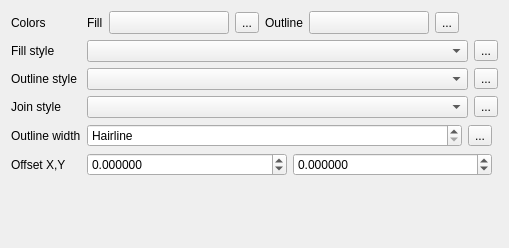
Above: src/ui/symbollayer/widget_simplefill.ui from carsmie/QGIS before the change. Below: the same form after it.
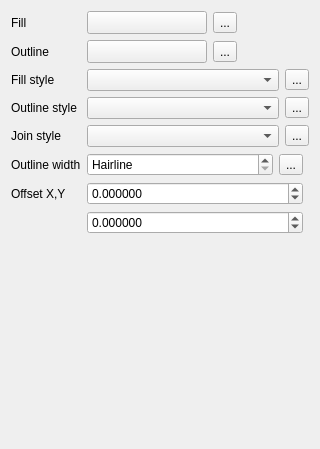
That is the form after the change. Custom widgets are drawn as their Qt base class.

Commit message: [FEATURE] Add style/history tab to style dock

Patch:
```diff
--- a/src/ui/symbollayer/widget_simplefill.ui
+++ b/src/ui/symbollayer/widget_simplefill.ui
@@ -6,82 +6,16 @@
    <rect>
     <x>0</x>
     <y>0</y>
-    <width>509</width>
-    <height>248</height>
+    <width>320</width>
+    <height>449</height>
    </rect>
   </property>
   <property name="windowTitle">
    <string>Form</string>
   </property>
-  <layout class="QGridLayout" name="gridLayout">
-   <item row="6" column="1">
-    <layout class="QHBoxLayout" name="horizontalLayout_6">
-     <item>
-      <widget class="QgsPenJoinStyleComboBox" name="cboJoinStyle"/>
-     </item>
-     <item>
-      <widget class="QgsDataDefinedButton" name="mJoinStyleDDBtn">
-       <property name="text">
-        <string>...</string>
-       </property>
-      </widget>
-     </item>
-    </layout>
-   </item>
-   <item row="7" column="0">
-    <widget class="QLabel" name="label_5">
-     <property name="text">
-      <string>Outline width</string>
-     </property>
-     <property name="alignment">
-      <set>Qt::AlignLeading|Qt::AlignLeft|Qt::AlignVCenter</set>
-     </property>
-    </widget>
-   </item>
-   <item row="6" column="0">
-    <widget class="QLabel" name="label_8">
-     <property name="text">
-      <string>Join style</string>
-     </property>
-     <property name="alignment">
-      <set>Qt::AlignLeading|Qt::AlignLeft|Qt::AlignVCenter</set>
-     </property>
-    </widget>
-   </item>
-   <item row="10" column="0">
-    <spacer name="verticalSpacer">
-     <property name="orientation">
-      <enum>Qt::Vertical</enum>
-     </property>
-     <property name="sizeHint" stdset="0">
-      <size>
-       <width>20</width>
-       <height>40</height>
-      </size>
-     </property>
-    </spacer>
-   </item>
-   <item row="0" column="1">
+  <layout class="QFormLayout" name="formLayout">
+   <item row="1" column="1">
     <layout class="QHBoxLayout" name="horizontalLayout_2">
-     <property name="spacing">
-      <number>6</number>
-     </property>
-     <item>
-      <widget class="QLabel" name="label_7">
-       <property name="sizePolicy">
-        <sizepolicy hsizetype="Maximum" vsizetype="Preferred">
-         <horstretch>0</horstretch>
-         <verstretch>0</verstretch>
-        </sizepolicy>
-       </property>
-       <property name="text">
-        <string>Fill</string>
-       </property>
-       <property name="alignment">
-        <set>Qt::AlignLeading|Qt::AlignLeft|Qt::AlignVCenter</set>
-       </property>
-      </widget>
-     </item>
      <item>
       <widget class="QgsColorButtonV2" name="btnChangeColor">
        <property name="minimumSize">
@@ -109,21 +43,38 @@
       </widget>
      </item>
      <item>
-      <widget class="QLabel" name="label_3">
-       <property name="sizePolicy">
-        <sizepolicy hsizetype="Maximum" vsizetype="Preferred">
-         <horstretch>0</horstretch>
-         <verstretch>0</verstretch>
-        </sizepolicy>
+      <spacer name="horizontalSpacer">
+       <property name="orientation">
+        <enum>Qt::Horizontal</enum>
        </property>
-       <property name="text">
-        <string>Outline</string>
+       <property name="sizeHint" stdset="0">
+        <size>
+         <width>40</width>
+         <height>20</height>
+        </size>
        </property>
-       <property name="alignment">
-        <set>Qt::AlignLeading|Qt::AlignLeft|Qt::AlignVCenter</set>
-       </property>
-      </widget>
+      </spacer>
      </item>
+    </layout>
+   </item>
+   <item row="2" column="0">
+    <widget class="QLabel" name="label_3">
+     <property name="sizePolicy">
+      <sizepolicy hsizetype="Maximum" vsizetype="Preferred">
+       <horstretch>0</horstretch>
+       <verstretch>0</verstretch>
+      </sizepolicy>
+     </property>
+     <property name="text">
+      <string>Outline</string>
+     </property>
+     <property name="alignment">
+      <set>Qt::AlignLeading|Qt::AlignLeft|Qt::AlignVCenter</set>
+     </property>
+    </widget>
+   </item>
+   <item row="2" column="1">
+    <layout class="QHBoxLayout" name="horizontalLayout_7">
      <item>
       <widget class="QgsColorButtonV2" name="btnChangeBorderColor">
        <property name="minimumSize">
@@ -151,7 +102,7 @@
       </widget>
      </item>
      <item>
-      <spacer name="horizontalSpacer">
+      <spacer name="horizontalSpacer_2">
        <property name="orientation">
         <enum>Qt::Horizontal</enum>
        </property>
@@ -165,27 +116,7 @@
      </item>
     </layout>
    </item>
-   <item row="0" column="0">
-    <widget class="QLabel" name="label">
-     <property name="text">
-      <string>Colors</string>
-     </property>
-     <property name="alignment">
-      <set>Qt::AlignLeading|Qt::AlignLeft|Qt::AlignVCenter</set>
-     </property>
-    </widget>
-   </item>
-   <item row="8" column="0">
-    <widget class="QLabel" name="label_6">
-     <property name="text">
-      <string>Offset X,Y</string>
-     </property>
-     <property name="alignment">
-      <set>Qt::AlignLeading|Qt::AlignLeft|Qt::AlignVCenter</set>
-     </property>
-    </widget>
-   </item>
-   <item row="3" column="1">
+   <item row="5" column="1">
     <layout class="QHBoxLayout" name="horizontalLayout_4">
      <item>
       <widget class="QgsBrushStyleComboBox" name="cboFillStyle"/>
@@ -199,17 +130,35 @@
      </item>
     </layout>
    </item>
-   <item row="3" column="0">
-    <widget class="QLabel" name="label_2">
-     <property name="text">
-      <string>Fill style</string>
-     </property>
-     <property name="alignment">
-      <set>Qt::AlignLeading|Qt::AlignLeft|Qt::AlignVCenter</set>
-     </property>
-    </widget>
-   </item>
    <item row="7" column="1">
+    <layout class="QHBoxLayout" name="horizontalLayout_5">
+     <item>
+      <widget class="QgsPenStyleComboBox" name="cboBorderStyle"/>
+     </item>
+     <item>
+      <widget class="QgsDataDefinedButton" name="mBorderStyleDDBtn">
+       <property name="text">
+        <string>...</string>
+       </property>
+      </widget>
+     </item>
+    </layout>
+   </item>
+   <item row="9" column="1">
+    <layout class="QHBoxLayout" name="horizontalLayout_6">
+     <item>
+      <widget class="QgsPenJoinStyleComboBox" name="cboJoinStyle"/>
+     </item>
+     <item>
+      <widget class="QgsDataDefinedButton" name="mJoinStyleDDBtn">
+       <property name="text">
+        <string>...</string>
+       </property>
+      </widget>
+     </item>
+    </layout>
+   </item>
+   <item row="11" column="1">
     <layout class="QHBoxLayout" name="horizontalLayout_3">
      <item>
       <widget class="QgsDoubleSpinBox" name="spinBorderWidth">
@@ -258,9 +207,16 @@
      </item>
     </layout>
    </item>
-   <item row="8" column="1">
-    <layout class="QHBoxLayout" name="horizontalLayout">
-     <item>
+   <item row="13" column="1">
+    <layout class="QGridLayout" name="gridLayout">
+     <item row="0" column="2">
+      <widget class="QgsUnitSelectionWidget" name="mOffsetUnitWidget" native="true">
+       <property name="focusPolicy">
+        <enum>Qt::StrongFocus</enum>
+       </property>
+      </widget>
+     </item>
+     <item row="0" column="0">
       <widget class="QgsDoubleSpinBox" name="spinOffsetX">
        <property name="sizePolicy">
         <sizepolicy hsizetype="Minimum" vsizetype="Fixed">
@@ -282,7 +238,7 @@
        </property>
       </widget>
      </item>
-     <item>
+     <item row="1" column="0">
       <widget class="QgsDoubleSpinBox" name="spinOffsetY">
        <property name="sizePolicy">
         <sizepolicy hsizetype="Minimum" vsizetype="Fixed">
@@ -304,30 +260,35 @@
        </property>
       </widget>
      </item>
-     <item>
-      <widget class="QgsUnitSelectionWidget" name="mOffsetUnitWidget" native="true">
-       <property name="focusPolicy">
-        <enum>Qt::StrongFocus</enum>
-       </property>
-      </widget>
-     </item>
     </layout>
    </item>
-   <item row="4" column="1">
-    <layout class="QHBoxLayout" name="horizontalLayout_5">
-     <item>
-      <widget class="QgsPenStyleComboBox" name="cboBorderStyle"/>
-     </item>
-     <item>
-      <widget class="QgsDataDefinedButton" name="mBorderStyleDDBtn">
-       <property name="text">
-        <string>...</string>
-       </property>
-      </widget>
-     </item>
-    </layout>
+   <item row="1" column="0">
+    <widget class="QLabel" name="label_7">
+     <property name="sizePolicy">
+      <sizepolicy hsizetype="Maximum" vsizetype="Preferred">
+       <horstretch>0</horstretch>
+       <verstretch>0</verstretch>
+      </sizepolicy>
+     </property>
+     <property name="text">
+      <string>Fill</string>
+     </property>
+     <property name="alignment">
+      <set>Qt::AlignLeading|Qt::AlignLeft|Qt::AlignVCenter</set>
+     </property>
+    </widget>
    </item>
-   <item row="4" column="0">
+   <item row="5" column="0">
+    <widget class="QLabel" name="label_2">
+     <property name="text">
+      <string>Fill style</string>
+     </property>
+     <property name="alignment">
+      <set>Qt::AlignLeading|Qt::AlignLeft|Qt::AlignVCenter</set>
+     </property>
+    </widget>
+   </item>
+   <item row="7" column="0">
     <widget class="QLabel" name="label_4">
      <property name="text">
       <string>Outline style</string>
@@ -337,6 +298,36 @@
      </property>
     </widget>
    </item>
+   <item row="11" column="0">
+    <widget class="QLabel" name="label_5">
+     <property name="text">
+      <string>Outline width</string>
+     </property>
+     <property name="alignment">
+      <set>Qt::AlignLeading|Qt::AlignLeft|Qt::AlignVCenter</set>
+     </property>
+    </widget>
+   </item>
+   <item row="9" column="0">
+    <widget class="QLabel" name="label_8">
+     <property name="text">
+      <string>Join style</string>
+     </property>
+     <property name="alignment">
+      <set>Qt::AlignLeading|Qt::AlignLeft|Qt::AlignVCenter</set>
+     </property>
+    </widget>
+   </item>
+   <item row="13" column="0">
+    <widget class="QLabel" name="label_6">
+     <property name="text">
+      <string>Offset X,Y</string>
+     </property>
+     <property name="alignment">
+      <set>Qt::AlignLeading|Qt::AlignLeft|Qt::AlignVCenter</set>
+     </property>
+    </widget>
+   </item>
   </layout>
  </widget>
  <customwidgets>
```
Left out of the diff: 1 changed line with no effect on the pictures. The commit also changes 53 other files.
